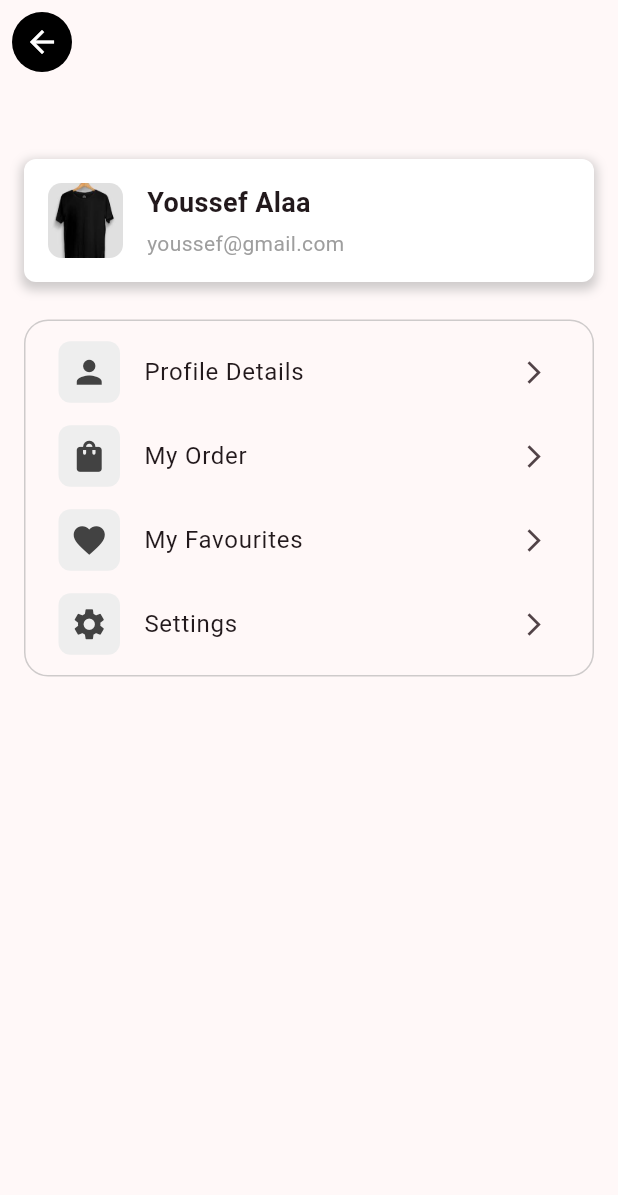
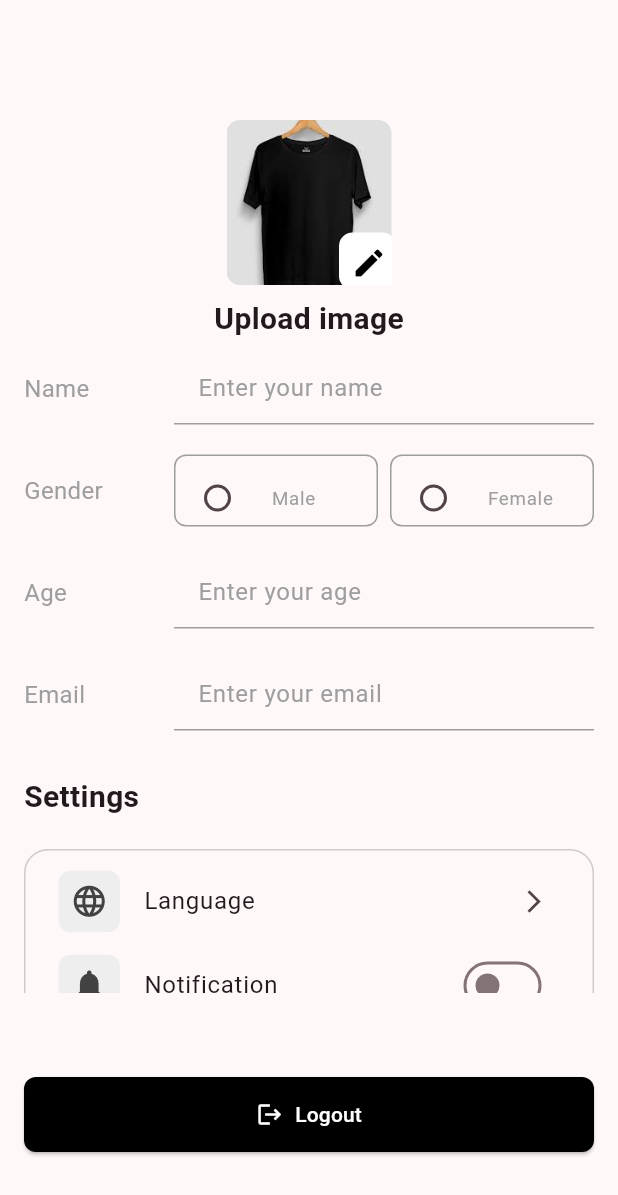
Before and after one commit to youssefalaa10/fashions-store, a Flutter app: the ProfileScreen screen opened directly, after a tap on "Profile Details", on a phone screen of 412 x 824 dp. Shown: the top 1195 px of the screen. Run offline on Flutter 3.47's test engine with Material 3 defaults, Android fonts, the phone set to English and light mode, and no system bars; our stand-ins replace hive, hive_flutter, persistent_bottom_nav_bar, smooth_page_indicator; accounts and stored records are empty.

Commit message:
feat: :sparkles: build edit profile UI

```diff
--- a/lib/main.dart
+++ b/lib/main.dart
@@ -1,4 +1,4 @@
-import 'package:fashions/modules/splash_screen.dart';
+import 'package:fashions/modules/Landing/splash_screen.dart';
 import 'package:flutter/material.dart';
 import 'package:hive_flutter/hive_flutter.dart';
 
--- a/lib/modules/landing_screen.dart
+++ b/lib/modules/Landing/landing_screen.dart
@@ -3,7 +3,7 @@ import 'package:fashions/modules/Auth/signup_screen.dart';
 import 'package:fashions/shared/app_string.dart';
 import 'package:flutter/material.dart';
 
-import '../shared/app_color.dart';
+import '../../shared/app_color.dart';
 
 class LandingScreen extends StatelessWidget {
   const LandingScreen({super.key});
--- a/lib/modules/onboarding_screen.dart
+++ b/lib/modules/Landing/onboarding_screen.dart
@@ -1,4 +1,4 @@
-import 'package:fashions/modules/landing_screen.dart';
+import 'package:fashions/modules/Landing/landing_screen.dart';
 import 'package:fashions/shared/app_color.dart';
 import 'package:fashions/shared/app_string.dart';
 import 'package:flutter/material.dart';
--- a/lib/modules/splash_screen.dart
+++ b/lib/modules/Landing/splash_screen.dart
@@ -1,4 +1,4 @@
-import 'package:fashions/modules/onboarding_screen.dart';
+import 'package:fashions/modules/Landing/onboarding_screen.dart';
 import 'package:fashions/shared/app_string.dart';
 import 'package:flutter/material.dart';
 
--- a/lib/modules/categories/category_item_store_screen.dart
+++ b/lib/modules/categories/category_item_store_screen.dart
@@ -1,6 +1,6 @@
 import 'package:flutter/material.dart';
 import '../../models/category_item_store_model.dart';
-import '../widgets/product_card_item.dart';
+import 'widgets/product_card_item.dart';
 
 class CategoryItemStore extends StatelessWidget {
   const CategoryItemStore({super.key});
--- a/lib/modules/categories/products_screen.dart
+++ b/lib/modules/categories/products_screen.dart
@@ -1,6 +1,6 @@
 import 'package:fashions/models/product_model.dart';
 import 'package:flutter/material.dart';
-import '../widgets/category_card.dart';
+import 'widgets/category_card.dart';
 
 class ProductsScreen extends StatelessWidget {
   const ProductsScreen({super.key});
--- a/lib/modules/widgets/category_card.dart
+++ b/lib/modules/categories/widgets/category_card.dart
@@ -1,7 +1,7 @@
 import 'package:fashions/shared/app_color.dart';
 import 'package:flutter/material.dart';
 
-import '../categories/category_item_store_screen.dart';
+import '../category_item_store_screen.dart';
 
 class CategoryCard extends StatelessWidget {
   final String title;
--- a/lib/modules/widgets/product_card_item.dart
+++ b/lib/modules/categories/widgets/product_card_item.dart
@@ -1,6 +1,6 @@
 import 'package:flutter/material.dart';
 
-import '../../models/category_item_store_model.dart';
+import '../../../models/category_item_store_model.dart';
 
 class ProductCard extends StatefulWidget {
   final Product product;
--- a/lib/modules/layout_screen.dart
+++ b/lib/modules/layout_screen.dart
@@ -1,3 +1,4 @@
+import 'package:fashions/modules/settings/edit_profile_screen.dart';
 import 'package:fashions/modules/settings/profile_screen.dart';
 import 'package:flutter/material.dart';
 import 'package:persistent_bottom_nav_bar/persistent_bottom_nav_bar.dart';
@@ -26,6 +27,7 @@ class _LayoutScreenState extends State<LayoutScreen> {
     return [
       const HomeScreen(),
       const CategoriesScreen(),
+      // const EditProfileScreen(),
       const Scaffold(body: Center(child: Text('Notification Screen'))),
       const ProfileScreen(),
     ];
--- /dev/null
+++ b/lib/modules/settings/edit_profile_screen.dart
@@ -0,0 +1,330 @@
+import 'package:flutter/material.dart';
+
+import 'widgets/buildOptionIcon.dart';
+
+class EditProfileScreen extends StatefulWidget {
+  const EditProfileScreen({super.key});
+
+  @override
+  State<EditProfileScreen> createState() => _EditProfileScreenState();
+}
+
+class _EditProfileScreenState extends State<EditProfileScreen> {
+  String? _gender;
+  bool _isDarkMode = false;
+  bool _isNotificationEnabled = false;
+
+  @override
+  Widget build(BuildContext context) {
+    return Scaffold(
+      body: Column(
+        children: [
+          Expanded(
+            child: SingleChildScrollView(
+              padding:
+                  const EdgeInsets.symmetric(horizontal: 16.0, vertical: 80),
+              child: Column(
+                crossAxisAlignment: CrossAxisAlignment.start,
+                children: [
+                  Center(
+                    child: Stack(
+                      children: [
+                        Container(
+                          width: 110,
+                          height: 110,
+                          decoration: BoxDecoration(
+                            image: const DecorationImage(
+                              image:
+                                  AssetImage('assets/images/new_arrivel.jpg'),
+                              fit: BoxFit.cover,
+                            ),
+                            shape: BoxShape.rectangle,
+                            borderRadius: BorderRadius.circular(9),
+                          ),
+                        ),
+                        Positioned(
+                          bottom: -3,
+                          right: -3,
+                          child: Container(
+                            height: 38,
+                            width: 38,
+                            decoration: BoxDecoration(
+                              color: Colors.white.withOpacity(1),
+                              borderRadius: BorderRadius.circular(9),
+                              shape: BoxShape.rectangle,
+                            ),
+                            child: IconButton(
+                              icon: const Icon(
+                                Icons.edit,
+                                color: Colors.black,
+                              ),
+                              onPressed: () {},
+                            ),
+                          ),
+                        ),
+                      ],
+                    ),
+                  ),
+                  const SizedBox(height: 8),
+                  const Center(
+                    child: Text(
+                      'Upload image',
+                      style: TextStyle(
+                        fontSize: 20,
+                        fontWeight: FontWeight.bold,
+                      ),
+                    ),
+                  ),
+                  const SizedBox(height: 8),
+                  _buildLabelledTextFormField(
+                    label: 'Name',
+                    hintText: 'Enter your name',
+                  ),
+                  const SizedBox(height: 20),
+                  _buildGenderSelection(),
+                  const SizedBox(height: 20),
+                  _buildLabelledTextFormField(
+                    label: 'Age',
+                    hintText: 'Enter your age',
+                    keyboardType: TextInputType.number,
+                  ),
+                  const SizedBox(height: 20),
+                  _buildLabelledTextFormField(
+                    label: 'Email',
+                    hintText: 'Enter your email',
+                    keyboardType: TextInputType.emailAddress,
+                  ),
+                  const SizedBox(height: 30),
+                  const Text(
+                    "Settings",
+                    style: TextStyle(fontSize: 20, fontWeight: FontWeight.bold),
+                  ),
+                  const SizedBox(height: 20),
+                  _buildOptionsList(),
+                ],
+              ),
+            ),
+          ),
+          Padding(
+            padding:
+                const EdgeInsets.symmetric(horizontal: 16.0, vertical: 56.0),
+            child: ElevatedButton(
+              onPressed: () {},
+              style: ElevatedButton.styleFrom(
+                backgroundColor: Colors.black,
+                shape: RoundedRectangleBorder(
+                  borderRadius: BorderRadius.circular(8),
+                ),
+                minimumSize:
+                    const Size.fromHeight(50), // Adjust height as needed
+              ),
+              child: const Row(
+                mainAxisAlignment: MainAxisAlignment.center,
+                children: [
+                  Icon(
+                    Icons.logout,
+                    color: Colors.white,
+                  ),
+                  SizedBox(
+                    width: 8,
+                  ),
+                  Text(
+                    'Logout',
+                    style: TextStyle(color: Colors.white),
+                  ),
+                ],
+              ),
+            ),
+          ),
+        ],
+      ),
+    );
+  }
+
+  Widget _buildLabelledTextFormField({
+    required String label,
+    required String hintText,
+    TextInputType keyboardType = TextInputType.text,
+  }) {
+    return Row(
+      crossAxisAlignment: CrossAxisAlignment.center,
+      children: [
+        SizedBox(
+          width: 100,
+          child: Text(
+            label,
+            style: const TextStyle(
+              color: Colors.grey,
+              fontSize: 16,
+            ),
+          ),
+        ),
+        Expanded(
+          child: TextFormField(
+            keyboardType: keyboardType,
+            style: const TextStyle(color: Colors.black),
+            decoration: InputDecoration(
+              hintText: hintText,
+              hintStyle: const TextStyle(color: Colors.grey),
+              filled: true,
+              fillColor: Colors.transparent,
+              border: const OutlineInputBorder(
+                borderSide: BorderSide(
+                  color: Colors.grey,
+                ),
+              ),
+              enabledBorder: const UnderlineInputBorder(
+                borderSide: BorderSide(
+                  color: Colors.grey,
+                ),
+              ),
+              focusedBorder: UnderlineInputBorder(
+                borderRadius: BorderRadius.circular(8),
+                borderSide: const BorderSide(
+                  color: Colors.grey,
+                ),
+              ),
+            ),
+          ),
+        ),
+      ],
+    );
+  }
+
+  Widget _buildGenderSelection() {
+    return Row(
+      crossAxisAlignment: CrossAxisAlignment.center,
+      children: [
+        const SizedBox(
+          width: 100,
+          child: Text(
+            'Gender',
+            style: TextStyle(
+              color: Colors.grey,
+              fontSize: 16,
+            ),
+          ),
+        ),
+        Expanded(
+          child: Row(
+            children: [
+              _buildGenderTile('Male'),
+              const SizedBox(width: 8),
+              _buildGenderTile('Female'),
+            ],
+          ),
+        ),
+      ],
+    );
+  }
+
+  Widget _buildGenderTile(String gender) {
+    final isSelected = _gender == gender;
+
+    return Expanded(
+      child: Container(
+        height: 48,
+        decoration: BoxDecoration(
+          color: isSelected ? Colors.black : Colors.transparent,
+          borderRadius: BorderRadius.circular(8),
+          border: isSelected
+              ? Border.all(color: Colors.transparent)
+              : Border.all(color: Colors.grey),
+        ),
+        child: RadioListTile<String>(
+          title: Text(
+            gender,
+            style: TextStyle(
+                color: isSelected ? Colors.white : Colors.grey, fontSize: 12.5),
+          ),
+          value: gender,
+          groupValue: _gender,
+          onChanged: (value) {
+            setState(() {
+              _gender = value;
+            });
+          },
+          activeColor: Colors.white,
+          tileColor: isSelected ? Colors.black : Colors.transparent,
+          contentPadding: const EdgeInsets.symmetric(horizontal: 8.0),
+          shape: RoundedRectangleBorder(
+            borderRadius: BorderRadius.circular(8),
+          ),
+        ),
+      ),
+    );
+  }
+
+  Widget _buildOptionsList() {
+    return Container(
+      padding: const EdgeInsets.all(6.0),
+      decoration: BoxDecoration(
+        border: Border.all(
+          color: Colors.grey.withOpacity(0.5),
+        ),
+        borderRadius: BorderRadius.circular(16.0),
+      ),
+      child: Column(
+        children: [
+          ListTile(
+            leading: const BuildOptionIcon(icon: Icons.language),
+            title: const Text('Language'),
+            trailing: const Icon(
+              Icons.arrow_forward_ios,
+              size: 18,
+            ),
+            onTap: () {
+              // Handle
+            },
+          ),
+          ListTile(
+            leading: const BuildOptionIcon(icon: Icons.notifications),
+            title: const Text('Notification'),
+            trailing: Switch(
+              inactiveTrackColor: Colors.transparent,
+              activeColor: Colors.black,
+              value: _isNotificationEnabled,
+              onChanged: (bool value) {
+                setState(() {
+                  _isNotificationEnabled = value;
+                });
+              },
+            ),
+            onTap: () {
+              // Handle
+            },
+          ),
+          ListTile(
+            leading: const BuildOptionIcon(icon: Icons.dark_mode),
+            title: const Text('Dark Mode'),
+            trailing: Switch(
+              inactiveTrackColor: Colors.transparent,
+              activeColor: Colors.black,
+              inactiveThumbColor: Colors.black,
+              value: _isDarkMode,
+              onChanged: (bool value) {
+                setState(() {
+                  _isDarkMode = value;
+                });
+              },
+            ),
+            onTap: () {
+              // Handle
+            },
+          ),
+          ListTile(
+            leading: const BuildOptionIcon(icon: Icons.settings),
+            title: const Text('Help & Support'),
+            trailing: const Icon(
+              Icons.arrow_forward_ios,
+              size: 18,
+            ),
+            onTap: () {
+              // Handle
+            },
+          ),
+        ],
+      ),
+    );
+  }
+}
--- a/lib/modules/settings/profile_screen.dart
+++ b/lib/modules/settings/profile_screen.dart
@@ -1,3 +1,5 @@
+import 'package:fashions/modules/settings/edit_profile_screen.dart';
+import 'package:fashions/modules/settings/widgets/buildOptionIcon.dart';
 import 'package:flutter/material.dart';
 
 class ProfileScreen extends StatelessWidget {
@@ -32,7 +34,7 @@ class ProfileScreen extends StatelessWidget {
             children: [
               _buildProfileHeader(context),
               const SizedBox(height: 25.0),
-              _buildOptionsList(),
+              _buildOptionsList(context),
             ],
           ),
         ),
@@ -93,7 +95,7 @@ class ProfileScreen extends StatelessWidget {
     );
   }
 
-  Widget _buildOptionsList() {
+  Widget _buildOptionsList(context) {
     return Container(
       padding: const EdgeInsets.all(6.0),
       decoration: BoxDecoration(
@@ -105,18 +107,23 @@ class ProfileScreen extends StatelessWidget {
       child: Column(
         children: [
           ListTile(
-            leading: _buildOptionIcon(Icons.person),
+            leading: const BuildOptionIcon(icon: Icons.person),
             title: const Text('Profile Details'),
             trailing: const Icon(
               Icons.arrow_forward_ios,
               size: 18,
             ),
             onTap: () {
-              // Handle
+              Navigator.push(
+                context,
+                MaterialPageRoute<void>(
+                  builder: (BuildContext context) => const EditProfileScreen(),
+                ),
+              );
             },
           ),
           ListTile(
-            leading: _buildOptionIcon(Icons.shopping_bag),
+            leading: const BuildOptionIcon(icon: Icons.shopping_bag),
             title: const Text('My Order'),
             trailing: const Icon(
               Icons.arrow_forward_ios,
@@ -127,7 +134,7 @@ class ProfileScreen extends StatelessWidget {
             },
           ),
           ListTile(
-            leading: _buildOptionIcon(Icons.favorite),
+            leading: const BuildOptionIcon(icon: Icons.favorite),
             title: const Text('My Favourites'),
             trailing: const Icon(
               Icons.arrow_forward_ios,
@@ -138,7 +145,7 @@ class ProfileScreen extends StatelessWidget {
             },
           ),
           ListTile(
-            leading: _buildOptionIcon(Icons.settings),
+            leading: const BuildOptionIcon(icon: Icons.settings),
             title: const Text('Settings'),
             trailing: const Icon(
               Icons.arrow_forward_ios,
@@ -152,20 +159,4 @@ class ProfileScreen extends StatelessWidget {
       ),
     );
   }
-
-  Widget _buildOptionIcon(IconData icon) {
-    return Container(
-      padding: const EdgeInsets.all(8.0),
-      decoration: BoxDecoration(
-        color: Colors.grey[200],
-        shape: BoxShape.rectangle,
-        borderRadius: BorderRadius.circular(8.0),
-      ),
-      child: Icon(
-        icon,
-        size: 25,
-        color: Colors.grey[800],
-      ),
-    );
-  }
 }
--- /dev/null
+++ b/lib/modules/settings/widgets/buildOptionIcon.dart
@@ -0,0 +1,27 @@
+import 'package:flutter/material.dart';
+
+class BuildOptionIcon extends StatelessWidget {
+  const BuildOptionIcon({
+    super.key,
+    required this.icon,
+  });
+
+  final IconData icon;
+
+  @override
+  Widget build(BuildContext context) {
+    return Container(
+      padding: const EdgeInsets.all(8.0),
+      decoration: BoxDecoration(
+        color: Colors.grey[200],
+        shape: BoxShape.rectangle,
+        borderRadius: BorderRadius.circular(8.0),
+      ),
+      child: Icon(
+        icon,
+        size: 25,
+        color: Colors.grey[800],
+      ),
+    );
+  }
+}
```
